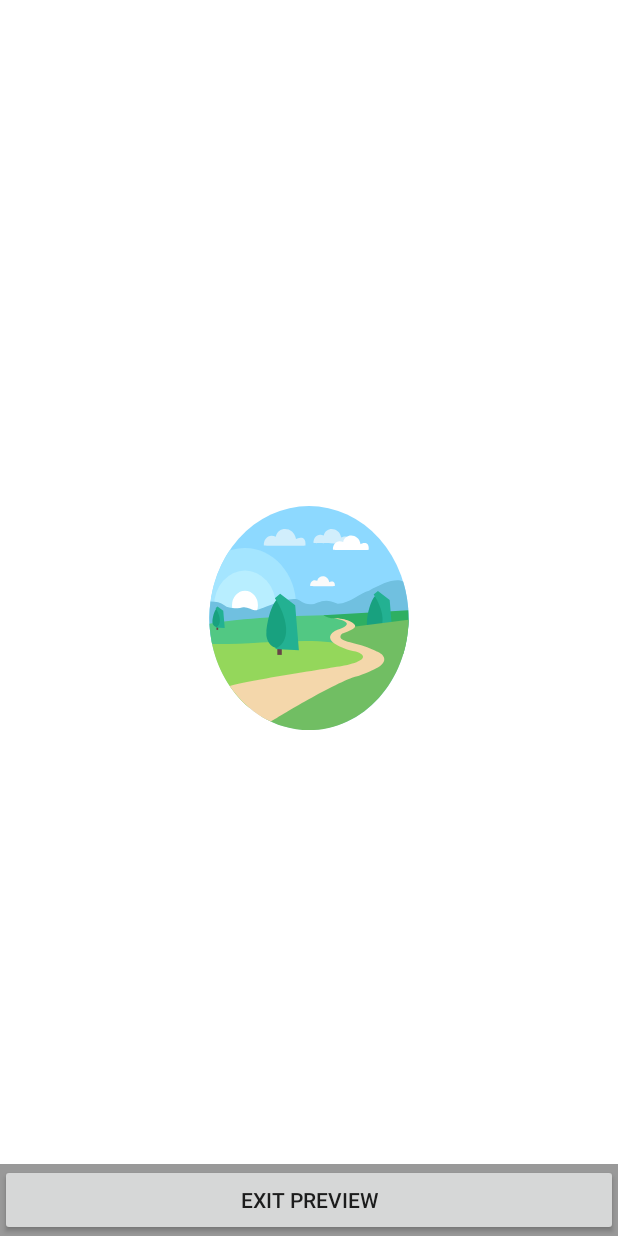
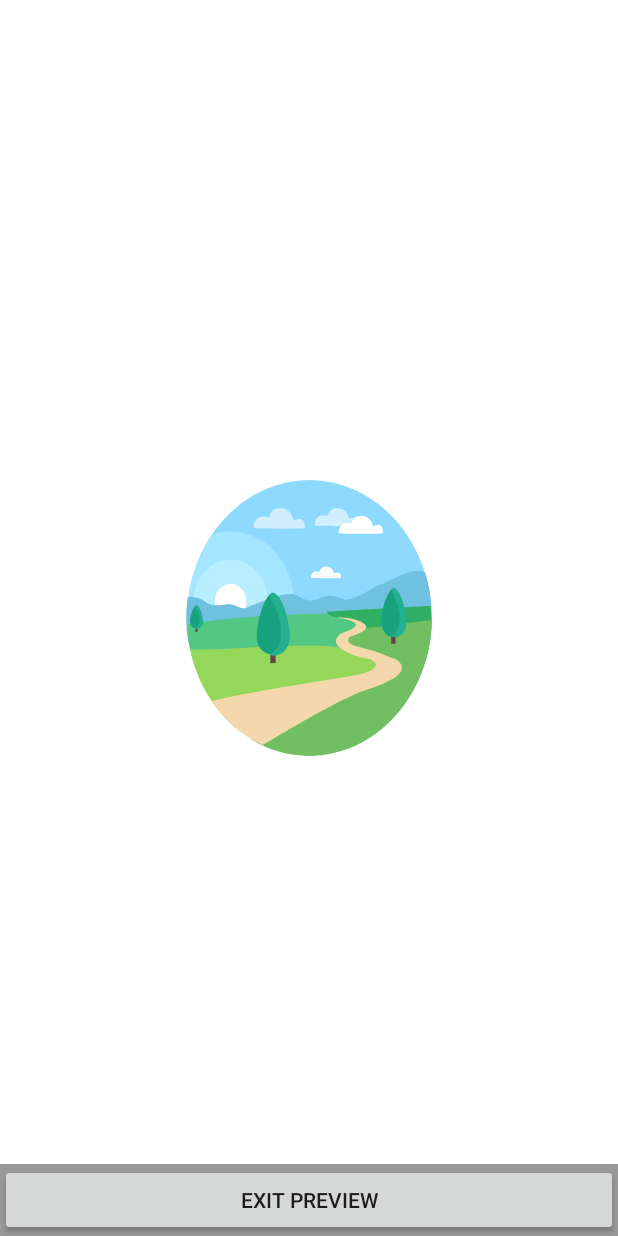
Before and after one commit to rubayetevan/Wallpaper, an Android app: the layout activity_fullscreen.xml on its own in the app's theme, with its tools: preview values and no code run, on a phone screen of 412 x 824 dp. Run offline under Robolectric (Android 15) with nearby library versions, the phone set to English and light mode, and no system bars.

Commit message:
11th commit

```diff
--- a/app/src/main/res/drawable/image_background3.xml
+++ /dev/null
@@ -1,27 +0,0 @@
-<vector android:height="24dp" android:viewportHeight="1280.0"
-    android:viewportWidth="720.0" android:width="24dp" xmlns:android="http://schemas.android.com/apk/res/android">
-    <path android:fillColor="#FFFFFF" android:pathData="M0,0h720v1280h-720z"/>
-    <path android:fillColor="#8DD9FF" android:pathData="M360,640m-116,0a116,116 0,1 1,232 0a116,116 0,1 1,-232 0"/>
-    <path android:fillColor="#A4E5FF" android:pathData="M285.4,567.4c-6.3,0 -12.3,1 -18,2.8C252.7,589.6 244,613.8 244,640c0,11.8 1.8,23.2 5.1,34c10,7.8 22.6,12.4 36.3,12.4c32.9,0 59.5,-26.6 59.5,-59.5S318.2,567.4 285.4,567.4z"/>
-    <path android:fillColor="#B8EEFF" android:pathData="M285.4,626.8m-35.9,0a35.9,35.9 0,1 1,71.8 0a35.9,35.9 0,1 1,-71.8 0"/>
-    <path android:fillColor="#FFFFFF" android:pathData="M285.4,626.8m-15.1,0a15.1,15.1 0,1 1,30.2 0a15.1,15.1 0,1 1,-30.2 0"/>
-    <path android:fillColor="#D1EEFC" android:pathData="M307.4,564.8c5.1,0.5 47.7,0.6 48.5,0c0.9,-11.2 -9.1,-7.4 -11,-6.6c-2.5,-13.3 -21.2,-13.7 -23.6,-2.4C313.3,552.3 306.9,557.8 307.4,564.8z"/>
-    <path android:fillColor="#D1EEFC" android:pathData="M365.3,562.4c4.4,0.4 41,0.5 41.7,0c0.8,-9.6 -7.9,-6.4 -9.5,-5.7c-2.1,-11.4 -18.2,-11.8 -20.3,-2.1C370.3,551.6 364.8,556.4 365.3,562.4z"/>
-    <path android:fillColor="#FFFFFF" android:pathData="M387.9,569.2c4.4,0.4 41,0.5 41.7,0c0.8,-9.6 -7.9,-6.4 -9.5,-5.7c-2.1,-11.4 -18.2,-11.8 -20.3,-2.1C393,558.4 387.5,563.2 387.9,569.2z"/>
-    <path android:fillColor="#FAFAFA" android:pathData="M361.4,606.8c3,0.3 28.2,0.4 28.7,0c0.5,-6.6 -5.4,-4.4 -6.5,-3.9c-1.5,-7.9 -12.6,-8.1 -14,-1.4C364.9,599.4 361.1,602.6 361.4,606.8z"/>
-    <path android:fillColor="#94D75B" android:pathData="M385.3,657.6l-139,6c5.8,28.3 21.9,52.8 44.2,69.4l60.3,-16.6l71.7,-25.6l13.6,-12.7l-27.5,-10.9L385.3,657.6z"/>
-    <path android:fillColor="#70C0E0" android:pathData="M429.9,611.7c-9.7,2 -21.9,12.9 -36.4,13.6c-23.5,-10.4 -24.7,8.4 -44.8,-3.6c-9.3,-6.1 -47.1,10.4 -50.5,10.4s-11.5,-4.1 -14.7,-3.2c-3.2,0.9 -16.1,2.7 -22.2,-2c-4,-3.1 -10.8,-4 -16.1,-3.9c-0.8,5.6 -1.3,11.3 -1.3,17.1c0,8.2 0.9,16 2.5,23.8L453.2,653h22c0.5,-4 0.8,-8.7 0.8,-13.2c0,-13.2 -2.2,-25.8 -6.3,-37.7C460.6,598.2 445,604.1 429.9,611.7z"/>
-    <path android:fillColor="#52C883" android:pathData="M406.9,670.1l63,7.1c3.6,-10.6 5.7,-22 6,-33.7l-0.3,-3.2c-91.7,-7.6 -195.8,-0.2 -231.5,5.6c0.4,7.2 1.4,14.2 3,21C298.1,667.8 378.4,657.3 406.9,670.1z"/>
-    <path android:fillColor="#2EAF62" android:pathData="M385.6,640.2c0.4,0 4.4,0.3 4.4,0.3l5.4,0.6l4.5,0.8l8.7,4.4l3.5,0.2l1.4,9.9l9.5,5.3l52.1,-8.3c0.5,-4.3 0.8,-8.8 0.8,-13.2c0,-2.8 -0.1,-5.5 -0.3,-8.3l-99,5.3C377.8,638 384.1,640.1 385.6,640.2z"/>
-    <path android:fillColor="#18A17F" android:pathData="M341,655.9c0,-0.5 -0.1,-1 -0.1,-1.4c-0.3,-8 -4.8,-28.2 -12.6,-34.1c-1.5,-1.1 -3.5,-1.1 -5,0c-8,5.9 -12.6,26.3 -12.9,34.2c0,0.5 0,1 -0.1,1.4c-0.4,5.1 3.2,15.2 15.4,15.4v0c0,0 0,0 0,0s0,0 0,0v0C337.7,671.2 341.4,661 341,655.9z"/>
-    <path android:fillColor="#674447" android:pathData="M323.1,671.3h5.2v6.9h-5.2z"/>
-    <path android:fillColor="#23B192" android:pathData="M320.2,619.6c9.4,11.3 24.4,43.3 0,52.5l28,1.2l-4.3,-46.5L326.4,615L320.2,619.6z"/>
-    <path android:fillColor="#18A17F" android:pathData="M259.1,643.7c0,-0.2 0,-0.4 0,-0.5c-0.1,-3 -1.8,-10.8 -4.8,-13.1c-0.6,-0.4 -1.3,-0.4 -1.9,0c-3,2.3 -4.8,10.1 -4.9,13.1c0,0.2 0,0.4 0,0.5c-0.2,1.9 1.2,5.8 5.9,5.9v0c0,0 0,0 0,0s0,0 0,0v0C257.8,649.6 259.2,645.7 259.1,643.7z"/>
-    <path android:fillColor="#674447" android:pathData="M252.2,649.6h2v2.7h-2z"/>
-    <path android:fillColor="#23B192" android:pathData="M251.1,629.8c3.6,4.3 9.3,16.6 0,20.1l10.7,0.5l-1.7,-17.8l-6.7,-4.5L251.1,629.8z"/>
-    <path android:fillColor="#18A17F" android:pathData="M451.7,644.4c0,-0.4 0,-0.8 -0.1,-1.1c-0.3,-6.3 -3.7,-22.3 -10,-26.9c-1.2,-0.9 -2.8,-0.9 -3.9,0c-6.3,4.7 -9.9,20.7 -10.2,27c0,0.4 0,0.8 -0.1,1.1c-0.3,4 2.5,12 12.1,12.1v0c0,0 0,0 0,0s0,0 0,0v0C449.1,656.4 452.1,648.3 451.7,644.4z"/>
-    <path android:fillColor="#674447" android:pathData="M437.6,656.4h4.1v5.5h-4.1z"/>
-    <path android:fillColor="#23B192" android:pathData="M435.3,615.7c7.4,8.9 19.3,34.2 0,41.4l22.1,1l-3.4,-36.7l-13.7,-9.4L435.3,615.7z"/>
-    <path android:fillColor="#71BE63" android:pathData="M324.7,718.7L304.6,742c16.5,9 35.3,14.1 55.4,14.1c63.5,0 115.1,-51.1 116,-114.4l-71.2,8.1l-11.3,11.6l41.7,17.9l-11.6,13.3L324.7,718.7z"/>
-    <path android:fillColor="#F4D7AB" android:pathData="M404.8,688.6c-16,2.8 -104.8,14.1 -137.1,21.7c12.4,16.2 28.9,29.1 48.1,37c12.1,-6.6 80.3,-43.5 102.5,-47.4c20.4,-6.7 24.9,-10.4 24.9,-10.4c10,-7.3 1.3,-13.3 -4.3,-14.9c-1.4,-0.4 -2.8,-1 -4.2,-1.6c-17.4,-8 -41.4,-7.7 -37.8,-14.8c0.6,-1.2 1.7,-2 3,-2.4c13.7,-4.4 17.6,-7.1 10.4,-11.1c-1.7,-1 -3.6,-1.7 -5.5,-2.3c-2.6,-0.7 -6.1,-2 -19.1,-2.3c16.6,1.8 27.9,6.3 7.5,12.1c-2.1,0.6 -4.2,1.6 -5.9,3c-11.7,9.8 17.2,17.7 25.6,19.3c1.1,0.2 2.2,0.5 3.3,0.8C429.8,679.8 421.4,685.4 404.8,688.6z"/>
-</vector>
--- /dev/null
+++ b/app/src/main/res/drawable/spinner_720_1280.xml
@@ -0,0 +1,27 @@
+<vector android:height="24dp" android:viewportHeight="1280.0"
+    android:viewportWidth="720.0" android:width="24dp" xmlns:android="http://schemas.android.com/apk/res/android">
+    <path android:fillColor="#FFFFFF" android:pathData="M0,0h720v1280h-720z"/>
+    <path android:fillColor="#8DD9FF" android:pathData="M360.4,639.6m-142.5,0a142.5,142.5 0,1 1,285 0a142.5,142.5 0,1 1,-285 0"/>
+    <path android:fillColor="#A4E5FF" android:pathData="M268.7,550.4c-7.9,0 -14.9,0.9 -21.9,3.5c-18.4,23.6 -28.8,53.3 -28.8,85.7c0,14.9 2.6,28.8 6.1,42c12.2,9.6 28,14.9 44.6,14.9c40.2,0 73.4,-32.3 73.4,-73.4S308.9,550.4 268.7,550.4z"/>
+    <path android:fillColor="#B8EEFF" android:pathData="M268.7,623m-43.7,0a43.7,43.7 0,1 1,87.4 0a43.7,43.7 0,1 1,-87.4 0"/>
+    <path android:fillColor="#FFFFFF" android:pathData="M268.7,623m-18.4,0a18.4,18.4 0,1 1,36.8 0a18.4,18.4 0,1 1,-36.8 0"/>
+    <path android:fillColor="#D1EEFC" android:pathData="M295.8,546.9c6.1,0.9 58.6,0.9 59.4,0c0.9,-14 -11.4,-8.7 -13.1,-7.9c-3.5,-16.6 -26.2,-16.6 -28.8,-2.6C302.7,532.1 294.9,538.2 295.8,546.9z"/>
+    <path android:fillColor="#D1EEFC" android:pathData="M366.6,544.3c5.2,0.9 50.7,0.9 51.6,0c0.9,-12.2 -9.6,-7.9 -11.4,-7c-2.6,-14 -22.7,-14.9 -25.3,-2.6C372.7,531.2 366.6,536.4 366.6,544.3z"/>
+    <path android:fillColor="#FFFFFF" android:pathData="M394.5,552.2c5.2,0.9 50.7,0.9 51.6,0c0.9,-12.2 -9.6,-7.9 -11.4,-7c-2.6,-14 -22.7,-14.9 -25.3,-2.6C400.6,539 394.5,545.2 394.5,552.2z"/>
+    <path android:fillColor="#FAFAFA" android:pathData="M362.2,598.5c3.5,0 35,0.9 35,0c0.9,-7.9 -7,-5.2 -7.9,-4.4c-1.7,-9.6 -15.7,-9.6 -17.5,-1.7C366.6,589.7 362.2,593.2 362.2,598.5z"/>
+    <path android:fillColor="#94D75B" android:pathData="M391.9,661.4l-171.3,7c7,35 27.1,64.7 54.2,85.7l74.3,-20.1l88.3,-31.5l16.6,-15.7l-34.1,-13.1L391.9,661.4z"/>
+    <path android:fillColor="#70C0E0" android:pathData="M446.1,604.6c-12.2,2.6 -27.1,15.7 -44.6,16.6c-28.8,-13.1 -30.6,10.5 -55.1,-4.4c-11.4,-7.9 -57.7,13.1 -62.1,13.1c-4.4,0 -14,-5.2 -18.4,-4.4c-4.4,0.9 -20.1,3.5 -27.1,-2.6c-5.2,-3.5 -13.1,-5.2 -20.1,-4.4c-0.9,7 -1.7,14 -1.7,21c0,10.5 0.9,20.1 3.5,28.8l254.4,-13.1H502c0.9,-5.2 0.9,-10.5 0.9,-16.6c0,-16.6 -2.6,-31.5 -7.9,-46.3C483.7,588 465.3,595.9 446.1,604.6z"/>
+    <path android:fillColor="#52C883" android:pathData="M418.1,676.3l77.8,8.7c4.4,-13.1 7,-27.1 7,-41.1v-4.4c-112.8,-9.6 -240.4,0 -284.9,7c0.9,8.7 1.7,17.5 3.5,26.2C284.4,673.7 383.2,660.5 418.1,676.3z"/>
+    <path android:fillColor="#2EAF62" android:pathData="M391.9,639.6c0.9,0 5.2,0 5.2,0l7,0.9l5.2,0.9l10.5,5.2h4.4l1.7,12.2l11.4,6.1l63.8,-10.5c0.9,-5.2 0.9,-10.5 0.9,-16.6c0,-3.5 0,-7 0,-10.5l-121.5,6.1C382.3,636.9 390.2,639.6 391.9,639.6z"/>
+    <path android:fillColor="#71BE63" android:pathData="M316.7,736.6l-24.5,28.8c20.1,11.4 43.7,17.5 68.2,17.5c77.8,0 141.6,-62.9 142.5,-140.7l-87.4,9.6l-14,14l51.6,21.9l-14,16.6L316.7,736.6z"/>
+    <path android:fillColor="#F4D7AB" android:pathData="M415.5,699c-20.1,3.5 -128.5,17.5 -168.7,27.1c14.9,20.1 35.8,35.8 59.4,45.5c14.9,-7.9 98.8,-53.3 125.9,-58.6c25.3,-7.9 30.6,-13.1 30.6,-13.1c12.2,-8.7 1.7,-16.6 -5.2,-18.4c-1.7,-0.9 -3.5,-0.9 -5.2,-1.7c-21,-9.6 -50.7,-9.6 -46.3,-18.4c0.9,-1.7 1.7,-2.6 3.5,-2.6c16.6,-5.2 21.9,-8.7 13.1,-14c-1.7,-0.9 -4.4,-1.7 -7,-2.6c-3.5,-0.9 -7.9,-2.6 -23.6,-2.6c20.1,2.6 34.1,7.9 9.6,14.9c-2.6,0.9 -5.2,1.7 -7,3.5c-14,12.2 21,21.9 31.5,23.6c1.7,0 2.6,0.9 4.4,0.9C446.1,688.5 435.6,695.5 415.5,699z"/>
+    <path android:fillColor="#18A17F" android:pathData="M336.8,658.8c0,-0.9 0,-0.9 0,-1.7c0,-9.6 -6.1,-35 -15.7,-42c-1.7,-1.7 -4.4,-1.7 -6.1,0c-9.6,7 -15.7,32.3 -15.7,42c0,0.9 0,0.9 0,1.7c-0.9,6.1 3.5,18.4 19.2,19.2l0,0l0,0l0,0l0,0C333.3,678 337.7,665.8 336.8,658.8z"/>
+    <path android:fillColor="#674447" android:pathData="M315,678h6.1v8.7h-6.1z"/>
+    <path android:fillColor="#23B192" android:pathData="M314.1,678c0.9,0 2.6,0.9 4.4,0.9c14.9,0 19.2,-13.1 19.2,-19.2c0,-0.9 0,-0.9 0,-1.7c0,-9.6 -6.1,-35 -15.7,-42c-1.7,-1.7 -4.4,-1.7 -6.1,0c-0.9,0.9 -0.9,0.9 -1.7,1.7C324.6,632.6 338.6,665.8 314.1,678z"/>
+    <path android:fillColor="#18A17F" android:pathData="M236.3,643.9L236.3,643.9c0,-4.4 -2.6,-14 -6.1,-16.6c-0.9,-0.9 -1.7,-0.9 -2.6,0c-3.5,2.6 -6.1,12.2 -6.1,15.7v0.9c0,2.6 1.7,7 7,7l0,0l0,0l0,0l0,0C234.6,651.8 236.3,646.6 236.3,643.9z"/>
+    <path android:fillColor="#674447" android:pathData="M227.6,650.9h2.6v3.5h-2.6z"/>
+    <path android:fillColor="#23B192" android:pathData="M227.6,650.9c0.9,0 0.9,0 1.7,0c5.2,0 7,-4.4 7,-7v-0.9c0,-3.5 -2.6,-13.1 -6.1,-15.7c-0.9,-0.9 -1.7,-0.9 -2.6,0l-0.9,0.9C231.9,634.3 236.3,646.6 227.6,650.9z"/>
+    <path android:fillColor="#18A17F" android:pathData="M473.2,644.8c0,-0.9 0,-0.9 0,-1.7c0,-7.9 -4.4,-27.1 -12.2,-33.2c-1.7,-0.9 -3.5,-0.9 -4.4,0c-7.9,6.1 -12.2,25.3 -12.2,33.2c0,0.9 0,0.9 0,1.7c0,5.2 3.5,14.9 14.9,14.9l0,0l0,0l0,0l0,0C469.7,659.7 474.1,650.1 473.2,644.8z"/>
+    <path android:fillColor="#674447" android:pathData="M455.7,659.7h5.2v7h-5.2z"/>
+    <path android:fillColor="#23B192" android:pathData="M454.8,659.7c0.9,0 1.7,0 3.5,0c11.4,0 15.7,-10.5 14.9,-14.9c0,-0.9 0,-0.9 0,-1.7c0,-7.9 -4.4,-27.1 -12.2,-33.2c-1.7,-0.9 -3.5,-0.9 -4.4,0c-0.9,0 -0.9,0.9 -0.9,0.9C463.6,623.8 474.1,650.1 454.8,659.7z"/>
+</vector>
--- a/app/src/main/res/layout/activity_fullscreen.xml
+++ b/app/src/main/res/layout/activity_fullscreen.xml
@@ -2,7 +2,7 @@
     xmlns:tools="http://schemas.android.com/tools"
     android:layout_width="match_parent"
     android:layout_height="match_parent"
-    android:background="@drawable/image_background3"
+    android:background="@drawable/spinner_720_1280"
     tools:context="com.bdjobs.wallpaper.FullscreenActivity">
 
     <!-- The primary full-screen view. This can be replaced with whatever view
--- a/app/src/main/res/layout/activity_main2.xml
+++ b/app/src/main/res/layout/activity_main2.xml
@@ -21,7 +21,7 @@
             tools:context="com.bdjobs.wallpaper.Main2Activity">
 
             <ImageView
-                android:background="@drawable/image_background2"
+                android:background="@drawable/spinner_720_520"
                 android:id="@+id/imgD"
                 android:layout_width="match_parent"
                 android:layout_height="match_parent"
--- a/app/src/main/res/layout/grid_item.xml
+++ b/app/src/main/res/layout/grid_item.xml
@@ -4,7 +4,7 @@
     android:elevation="6dp"
     android:scaleType="centerCrop"
     android:id="@+id/imgv"
-    android:background="@drawable/image_background1"
+    android:background="@drawable/img_list_background"
     android:clickable="true"
     android:stateListAnimator="@anim/lift_on_touch"
     xmlns:android="http://schemas.android.com/apk/res/android"
```
Also changed, not shown: app/src/main/res/drawable/image_background1.xml (deleted, +0 -27 lines), app/src/main/res/drawable/image_background2.xml (deleted, +0 -27 lines), app/src/main/res/drawable/img_list_background.xml (added, +27 -0 lines), app/src/main/res/drawable/spinner_720_520.xml (added, +27 -0 lines).
